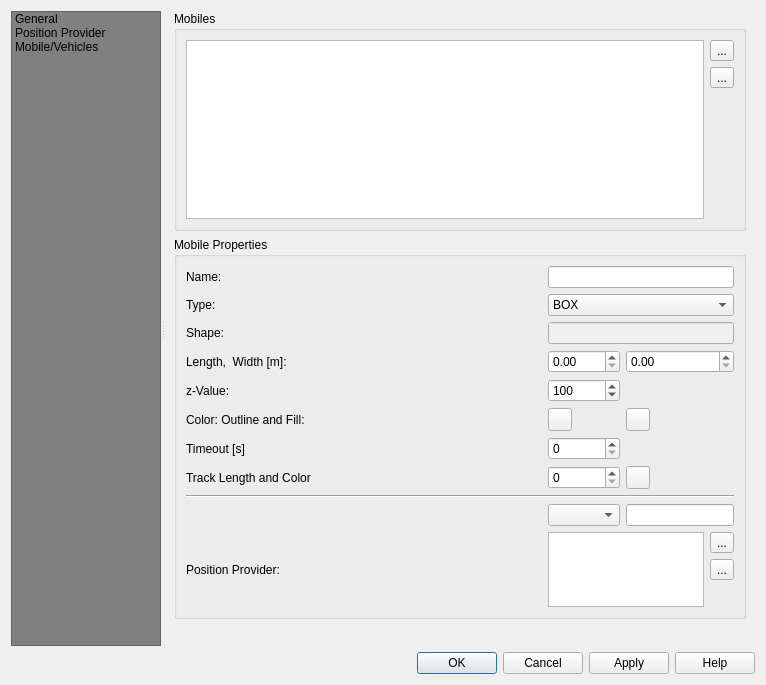
This is ui/posiview_properties_base.ui in jrenken/qgis-PosiView as Qt 5 draws it before an edit. The edited form follows.
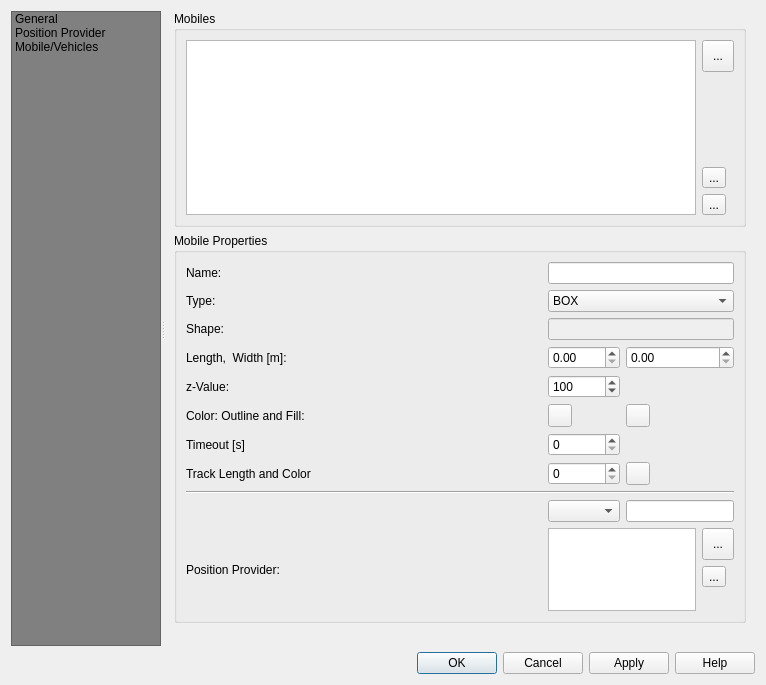
This is the edited form. The open tabs and pages were chosen to show the change. Icons and pictures are not drawn. Custom widgets are drawn as their Qt base class.

Commit message: change property dialog fro mobiles

What changed in the file:
```diff
--- a/ui/posiview_properties_base.ui
+++ b/ui/posiview_properties_base.ui
@@ -491,6 +491,35 @@
                     </item>
                     <item>
                      <layout class="QVBoxLayout" name="verticalLayout">
+                      <item>
+                       <widget class="QToolButton" name="toolButtonApplyMobile">
+                        <property name="minimumSize">
+                         <size>
+                          <width>32</width>
+                          <height>32</height>
+                         </size>
+                        </property>
+                        <property name="statusTip">
+                         <string>Apply changes</string>
+                        </property>
+                        <property name="text">
+                         <string>...</string>
+                        </property>
+                       </widget>
+                      </item>
+                      <item>
+                       <spacer name="verticalSpacer_5">
+                        <property name="orientation">
+                         <enum>Qt::Vertical</enum>
+                        </property>
+                        <property name="sizeHint" stdset="0">
+                         <size>
+                          <width>20</width>
+                          <height>40</height>
+                         </size>
+                        </property>
+                       </spacer>
+                      </item>
                       <item>
                        <widget class="QToolButton" name="toolButtonAddMobile">
                         <property name="text">
@@ -513,19 +542,6 @@
                         </property>
                        </widget>
                       </item>
-                      <item>
-                       <spacer name="verticalSpacer_5">
-                        <property name="orientation">
-                         <enum>Qt::Vertical</enum>
-                        </property>
-                        <property name="sizeHint" stdset="0">
-                         <size>
-                          <width>20</width>
-                          <height>40</height>
-                         </size>
-                        </property>
-                       </spacer>
-                      </item>
                      </layout>
                     </item>
                    </layout>
@@ -653,6 +669,12 @@
                      <layout class="QVBoxLayout" name="verticalLayout_12">
                       <item>
                        <widget class="QToolButton" name="toolButtonAddMobileProvider">
+                        <property name="minimumSize">
+                         <size>
+                          <width>32</width>
+                          <height>32</height>
+                         </size>
+                        </property>
                         <property name="text">
                          <string>...</string>
                         </property>
```
Left out of the diff: 20 changed lines with no effect on the pictures. The commit also changes 1 other file.
